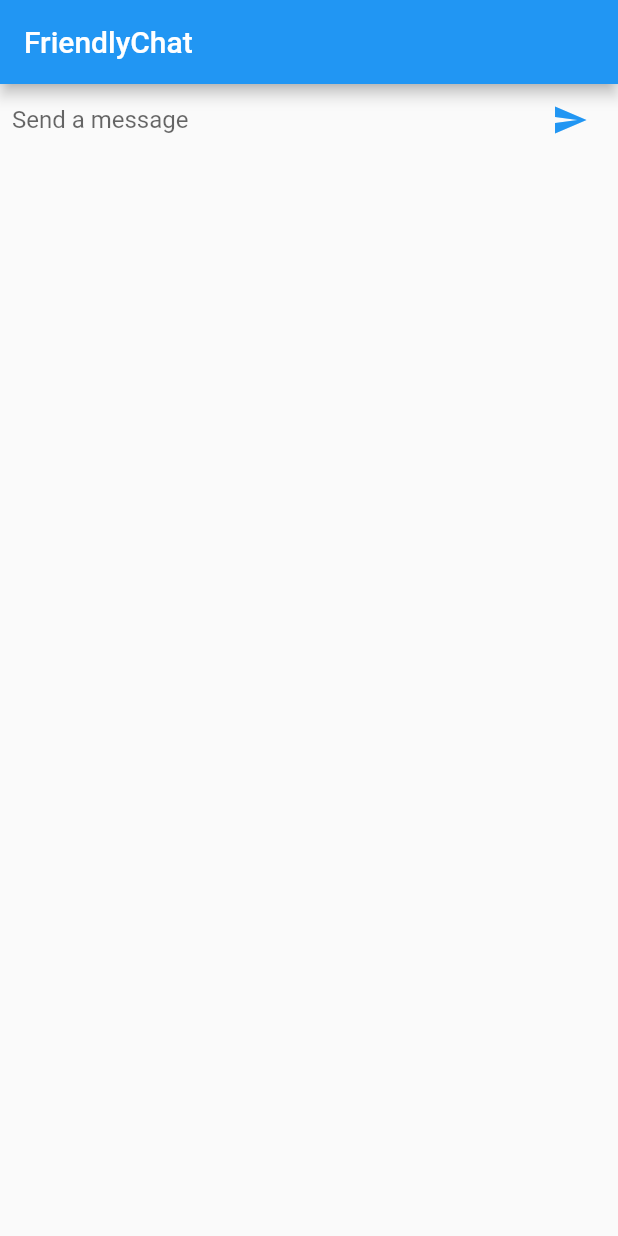
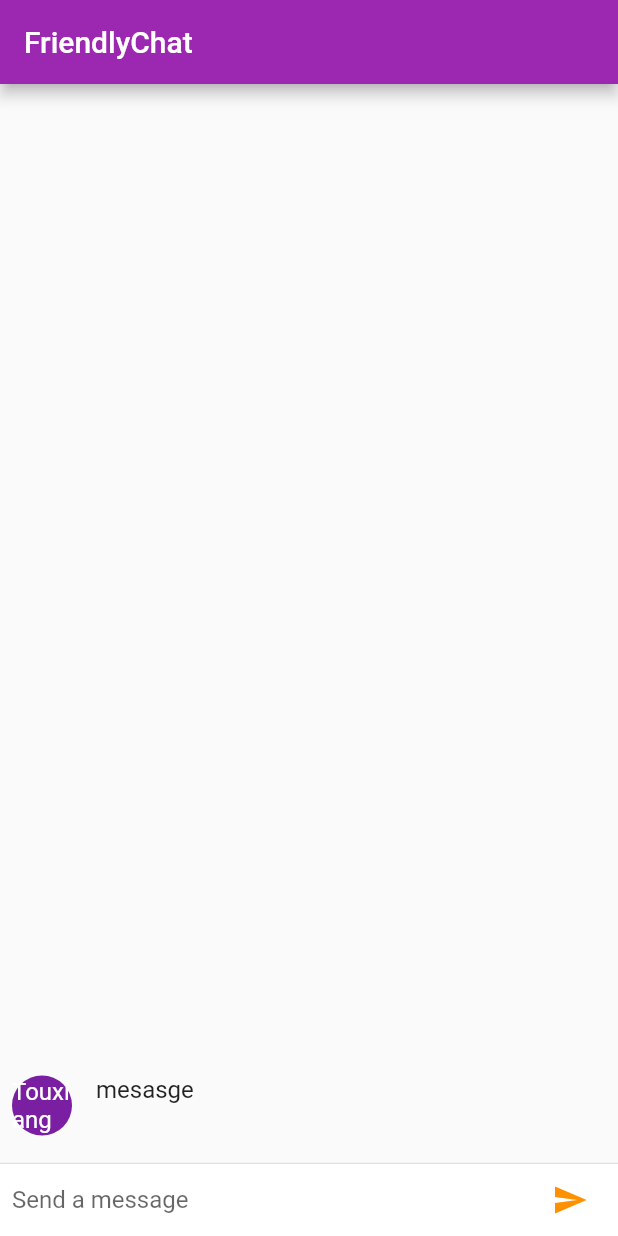
Before and after one commit to pizhihui/flutter_play, a Flutter app: the screen it shows after launch, after a tap on the "send" icon, on a phone screen of 412 x 824 dp. Run offline on Flutter 3.47's test engine with Material 2 defaults, Android fonts, the phone set to English and light mode, and no system bars.

Commit message:
chat的 demo 练习

```diff
--- /dev/null
+++ b/lib/chatdemo/chat_message.dart
@@ -0,0 +1,45 @@
+
+import 'package:flutter/material.dart';
+
+
+
+
+
+class ChatMessage extends StatelessWidget {
+
+  ChatMessage({this.text, this.animationController});
+
+  final String text;
+  final AnimationController animationController;
+
+  @override
+  Widget build(BuildContext context) {
+    return FadeTransition(
+//      sizeFactor: CurvedAnimation(parent: animationController, curve: Curves.easeInOut),
+//      axisAlignment: 0.0,
+        opacity: animationController,
+      child: Container(
+        margin: EdgeInsets.symmetric(vertical: 10.0),
+        child: Row(
+          crossAxisAlignment: CrossAxisAlignment.start,
+          children: <Widget>[
+            Container(
+              margin: EdgeInsets.only(right: 16.0),
+              child: CircleAvatar(child: Text('Touxiang'),),
+            ),
+            Column(
+              crossAxisAlignment: CrossAxisAlignment.start,
+              children: <Widget>[
+                Text("mesasge", style: Theme.of(context).textTheme.subhead,),
+                Container(
+                  margin: EdgeInsets.only(top: 5.0),
+                  child: Text(text),
+                )
+              ],
+            )
+          ],
+        ),
+      ),
+    );
+  }
+}
--- a/lib/chatdemo/chat_screen.dart
+++ b/lib/chatdemo/chat_screen.dart
@@ -1,16 +1,31 @@
 import 'package:flutter/material.dart';
 import 'package:flutter/cupertino.dart';
+
+import 'chat_message.dart';
+
+// 参考地址 https://codelabs.developers.google.com/codelabs/flutter/#8
 
 class ChatScreen extends StatefulWidget {
   @override
   _ChatScreenState createState() => _ChatScreenState();
 }
 
-class _ChatScreenState extends State<ChatScreen> {
+class _ChatScreenState extends State<ChatScreen> with TickerProviderStateMixin{
   final TextEditingController _textController = new TextEditingController();
+  final List<ChatMessage> _messageList = new List();
 
   void _handleSubmitted(String text) {
     _textController.clear();
+
+    ChatMessage message = new ChatMessage(
+      text: text,
+      animationController: AnimationController(duration: Duration(milliseconds: 700),vsync: this),
+    );
+    setState(() {
+      _messageList.insert(0, message);
+    });
+    message.animationController.forward();
+
   }
 
   Widget _buildTextComposer() {
@@ -25,7 +40,8 @@ class _ChatScreenState extends State<ChatScreen> {
                 child: TextField(
                   controller: _textController,
                   onSubmitted: _handleSubmitted,
-                  decoration: InputDecoration.collapsed(hintText: "Send a message"),
+                  decoration:
+                      InputDecoration.collapsed(hintText: "Send a message"),
 //              decoration: BoxDecoration(color: Colors.red),
                 ),
               ),
@@ -47,7 +63,37 @@ class _ChatScreenState extends State<ChatScreen> {
       appBar: AppBar(
         title: Text("FriendlyChat"),
       ),
-      body: _buildTextComposer(),
+      body: Column(
+        children: <Widget>[
+          Flexible(
+              child: ListView.builder(
+                padding: EdgeInsets.all(8.0),
+                reverse: true,
+                itemBuilder: (_, int index) => _messageList[index],
+                itemCount: _messageList.length,
+              )),
+          Divider(
+            height: 1.0,
+          ),
+          Container(
+            decoration: BoxDecoration(
+              color: Theme.of(context).cardColor,
+            ),
+            child: _buildTextComposer(),
+          )
+        ],
+      ),
     );
   }
+
+
+  @override
+  void dispose() {
+    for (ChatMessage message in _messageList) {
+      message.animationController.dispose();
+
+    }
+    super.dispose();
+  }
+
 }
--- a/lib/main.dart
+++ b/lib/main.dart
@@ -12,6 +12,7 @@ import 'chatdemo/chat_screen.dart';
 import 'layout/expanded_demo.dart';
 import 'layout/flexible_demo.dart';
 import 'littlecart/shop_list_item.dart';
+import 'package:flutter/foundation.dart';
 
 //void main() => runApp(MyApp());
 
@@ -19,11 +20,25 @@ void main(){
   runApp(new MyAPP());
 }
 
+final ThemeData kIOSTheme = new ThemeData(
+  primarySwatch: Colors.orange,
+  primaryColor: Colors.grey[100],
+  primaryColorBrightness: Brightness.light,
+);
+
+final ThemeData kDefaultTheme = new ThemeData(
+  primarySwatch: Colors.purple,
+  accentColor: Colors.orangeAccent[400],
+);
+
 class MyAPP extends StatelessWidget {
   @override
   Widget build(BuildContext context) {
     return MaterialApp(
       title: "FriendlyChat",
+      theme: defaultTargetPlatform == TargetPlatform.iOS         //new
+          ? kIOSTheme                                              //new
+          : kDefaultTheme,
       home: ChatScreen(),
     );
   }
```
